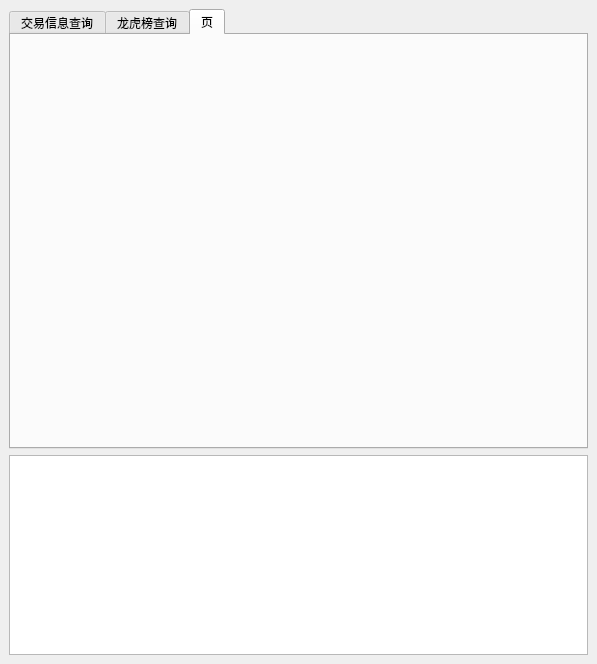
Above: UI/upsdownsFm.ui from ypy02784/stockTushare before the change. Below: the same form after it.
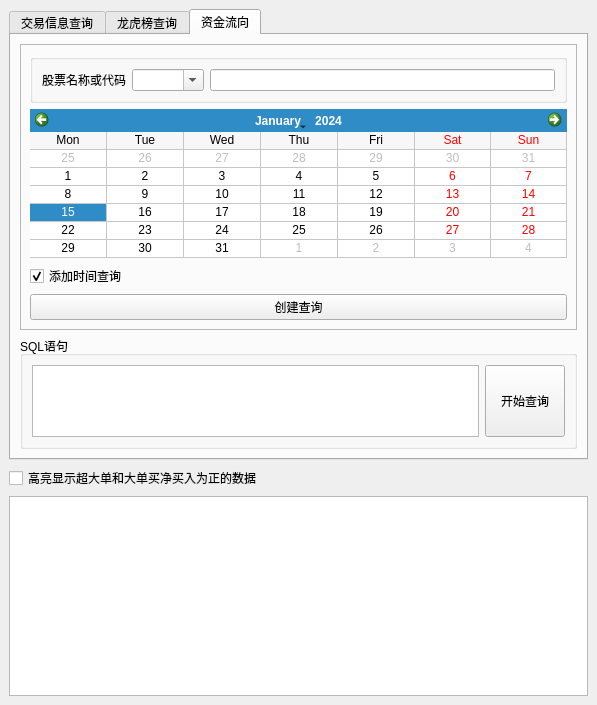
That is the form after the change. The open tabs and pages were chosen to show the change.

What changed in the file:
```diff
--- a/UI/upsdownsFm.ui
+++ b/UI/upsdownsFm.ui
@@ -7,7 +7,7 @@
     <x>0</x>
     <y>0</y>
     <width>597</width>
-    <height>609</height>
+    <height>617</height>
    </rect>
   </property>
   <property name="windowTitle">
@@ -1076,11 +1076,193 @@
       </widget>
       <widget class="QWidget" name="tab">
        <attribute name="title">
-        <string>页</string>
+        <string>资金流向</string>
        </attribute>
+       <layout class="QVBoxLayout" name="verticalLayout_8">
+        <item>
+         <widget class="QFrame" name="frame_7">
+          <property name="frameShape">
+           <enum>QFrame::StyledPanel</enum>
+          </property>
+          <property name="frameShadow">
+           <enum>QFrame::Raised</enum>
+          </property>
+          <layout class="QVBoxLayout" name="verticalLayout_7">
+           <item>
+            <widget class="QGroupBox" name="groupBox">
+             <property name="title">
+              <string/>
+             </property>
+             <layout class="QHBoxLayout" name="horizontalLayout_6">
+              <item>
+               <widget class="QLabel" name="label_12">
+                <property name="sizePolicy">
+                 <sizepolicy hsizetype="Fixed" vsizetype="Preferred">
+                  <horstretch>0</horstretch>
+                  <verstretch>0</verstretch>
+                 </sizepolicy>
+                </property>
+                <property name="maximumSize">
+                 <size>
+                  <width>16777215</width>
+                  <height>34</height>
+                 </size>
+                </property>
+                <property name="baseSize">
+                 <size>
+                  <width>30</width>
+                  <height>0</height>
+                 </size>
+                </property>
+                <property name="text">
+                 <string>股票名称或代码</string>
+                </property>
+                <property name="textFormat">
+                 <enum>Qt::AutoText</enum>
+                </property>
+                <property name="alignment">
+                 <set>Qt::AlignCenter</set>
+                </property>
+                <property name="wordWrap">
+                 <bool>true</bool>
+                </property>
+               </widget>
+              </item>
+              <item>
+               <widget class="QComboBox" name="comboBox_moneyflow_name">
+                <property name="sizePolicy">
+                 <sizepolicy hsizetype="Maximum" vsizetype="Fixed">
+                  <horstretch>0</horstretch>
+                  <verstretch>0</verstretch>
+                 </sizepolicy>
+                </property>
+                <property name="minimumSize">
+                 <size>
+                  <width>60</width>
+                  <height>0</height>
+                 </size>
+                </property>
+                <property name="whatsThis">
+                 <string>&lt;html&gt;&lt;head/&gt;&lt;body&gt;&lt;p&gt;1&lt;/p&gt;&lt;p&gt;2&lt;/p&gt;&lt;p&gt;3&lt;/p&gt;&lt;p&gt;4&lt;/p&gt;&lt;p&gt;5&lt;/p&gt;&lt;p&gt;&lt;br/&gt;&lt;/p&gt;&lt;/body&gt;&lt;/html&gt;</string>
+                </property>
+                <property name="editable">
+                 <bool>true</bool>
+                </property>
+                <property name="currentText">
+                 <string/>
+                </property>
+                <property name="currentIndex">
+                 <number>-1</number>
+                </property>
+               </widget>
+              </item>
+              <item>
+               <widget class="QLineEdit" name="lineEdit_moneyflow_code">
+                <property name="enabled">
+                 <bool>true</bool>
+                </property>
+                <property name="sizePolicy">
+                 <sizepolicy hsizetype="Preferred" vsizetype="Fixed">
+                  <horstretch>0</horstretch>
+                  <verstretch>0</verstretch>
+                 </sizepolicy>
+                </property>
+                <property name="toolTip">
+                 <string>&lt;html&gt;&lt;head/&gt;&lt;body&gt;&lt;p&gt;请输入完整的股票代码或者股票名称&lt;/p&gt;&lt;/body&gt;&lt;/html&gt;</string>
+                </property>
+                <property name="readOnly">
+                 <bool>false</bool>
+                </property>
+               </widget>
+              </item>
+             </layout>
+            </widget>
+           </item>
+           <item>
+            <widget class="QCalendarWidget" name="calendarWidget_moneyflow">
+             <property name="gridVisible">
+              <bool>true</bool>
+             </property>
+             <property name="horizontalHeaderFormat">
+              <enum>QCalendarWidget::ShortDayNames</enum>
+             </property>
+             <property name="verticalHeaderFormat">
+              <enum>QCalendarWidget::NoVerticalHeader</enum>
+             </property>
+             <property name="navigationBarVisible">
+              <bool>true</bool>
+             </property>
+             <property name="dateEditEnabled">
+              <bool>true</bool>
+             </property>
+            </widget>
+           </item>
+           <item>
+            <widget class="QCheckBox" name="checkBox_moneyflow_date_select">
+             <property name="text">
+              <string>添加时间查询</string>
+             </property>
+             <property name="checked">
+              <bool>true</bool>
+             </property>
+            </widget>
+           </item>
+           <item>
+            <widget class="QPushButton" name="pushButton_add_moneyflow_query">
+             <property name="enabled">
+              <bool>true</bool>
+             </property>
+             <property name="text">
+              <string>创建查询</string>
+             </property>
+            </widget>
+           </item>
+          </layout>
+         </widget>
+        </item>
+        <item>
+         <widget class="QGroupBox" name="groupBox_6">
+          <property name="title">
+           <string>SQL语句</string>
+          </property>
+          <layout class="QHBoxLayout" name="horizontalLayout_7">
+           <item>
+            <widget class="QTextEdit" name="textEdit_moneyflow_SQL">
+             <property name="sizePolicy">
+              <sizepolicy hsizetype="Expanding" vsizetype="Preferred">
+               <horstretch>0</horstretch>
+               <verstretch>0</verstretch>
+              </sizepolicy>
+             </property>
+            </widget>
+           </item>
+           <item>
+            <widget class="QPushButton" name="pushButton_moneyflow_query">
+             <property name="sizePolicy">
+              <sizepolicy hsizetype="Minimum" vsizetype="Preferred">
+               <horstretch>0</horstretch>
+               <verstretch>0</verstretch>
+              </sizepolicy>
+             </property>
+             <property name="text">
+              <string>开始查询</string>
+             </property>
+            </widget>
+           </item>
+          </layout>
+         </widget>
+        </item>
+       </layout>
       </widget>
      </widget>
     </item>
+    <item>
+     <widget class="QCheckBox" name="checkBox_high_light_net_positive">
+      <property name="text">
+       <string>高亮显示超大单和大单买净买入为正的数据</string>
+      </property>
+     </widget>
+    </item>
     <item>
      <widget class="QTableView" name="tableView">
       <property name="sizePolicy">
```
Left out of the diff: 35 changed lines with no effect on the pictures.
